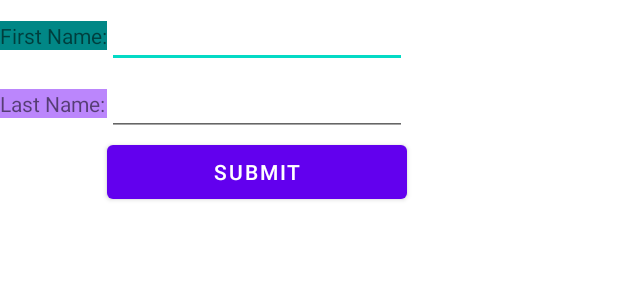
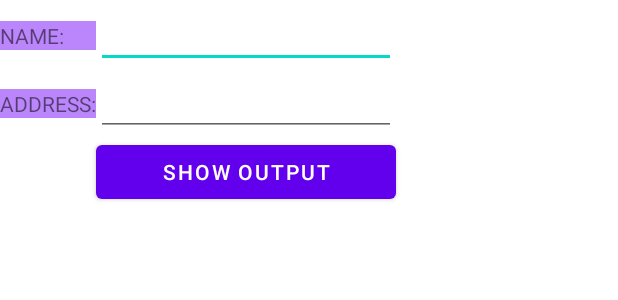
Before and after one commit to PAN-MAN/Mobile-Programming, an Android app: the layout activity_table_layout.xml on its own in the app's theme, with its tools: preview values and no code run, on a phone screen of 412 x 824 dp. Shown: the top 300 px of the screen. Run offline under Robolectric (Android 15) with nearby library versions, the light colour scheme and no system bars.

Commit message:
java code to get name

```diff
--- a/app/src/main/res/layout/activity_table_layout.xml
+++ b/app/src/main/res/layout/activity_table_layout.xml
@@ -1,43 +1,69 @@
+<?xml version="1.0" encoding="utf-8"?>
 <TableLayout xmlns:android="http://schemas.android.com/apk/res/android"
     android:layout_width="fill_parent"
     android:layout_height="fill_parent">
 
     <TableRow>
+
         <TextView
-            android:text="First Name:"
+            android:text="NAME:"
             android:layout_width="wrap_content"
             android:layout_height="wrap_content"
-            android:background="@color/teal_700"
-            android:layout_column="1" />
+            android:layout_column="1"
+            android:background="@color/purple_200"
+            android:id="@+id/user"/>
 
         <EditText
-            android:layout_width="200sp"
-            android:layout_height="wrap_content" />
-    </TableRow>
-    <TableRow>
-
-        <TextView
-            android:text="Last Name:"
+            android:id="@+id/editTextName"
+            android:width="200dp"
             android:layout_width="wrap_content"
             android:layout_height="wrap_content"
+            />
+
+    </TableRow>
+
+    <TableRow>
+        <TextView
+            android:text="ADDRESS:"
+            android:layout_width="wrap_content"
+            android:layout_height="wrap_content"
+            android:layout_column="1"
             android:background="@color/purple_200"
-            android:layout_column="1" />
+            />
 
         <EditText
-            android:layout_width="100sp"
-            android:layout_height="wrap_content" />
+            android:id="@+id/editTextAddress"
+            android:width="200dp"
+            android:layout_width="wrap_content"
+            android:layout_height="wrap_content"
+            />
     </TableRow>
 
-    <TableRow
-        android:layout_width="fill_parent"
-        android:layout_height="fill_parent">
-
+    <TableRow>
         <Button
+            android:id="@+id/button"
             android:layout_width="wrap_content"
             android:layout_height="wrap_content"
-            android:text="Submit"
-            android:id="@+id/button"
-            android:layout_column="2" />
+            android:text="SHOW OUTPUT"
+            android:layout_column="2"
+            />
     </TableRow>
 
+    <TableRow>
+        <TextView
+            android:id="@+id/output1"
+            android:layout_width="match_parent"
+            android:layout_height="match_parent"
+            android:layout_column="2"
+            />
+    </TableRow>
+
+    <TableRow>
+        <TextView
+            android:id="@+id/output2"
+            android:layout_width="match_parent"
+            android:layout_height="match_parent"
+            android:layout_column="2"
+            />
+    </TableRow>
 </TableLayout>
```
Also changed, not shown: app/src/main/AndroidManifest.xml (+7 -7 lines), app/src/main/java/com/example/mobile/TableLayout.java (+28 -9 lines).
